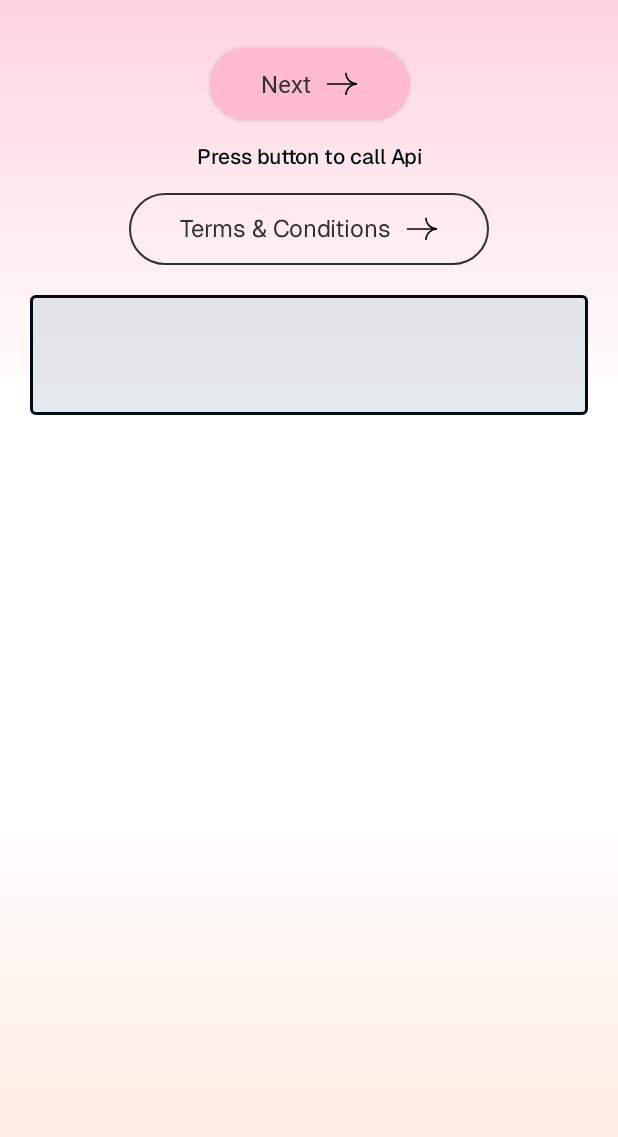
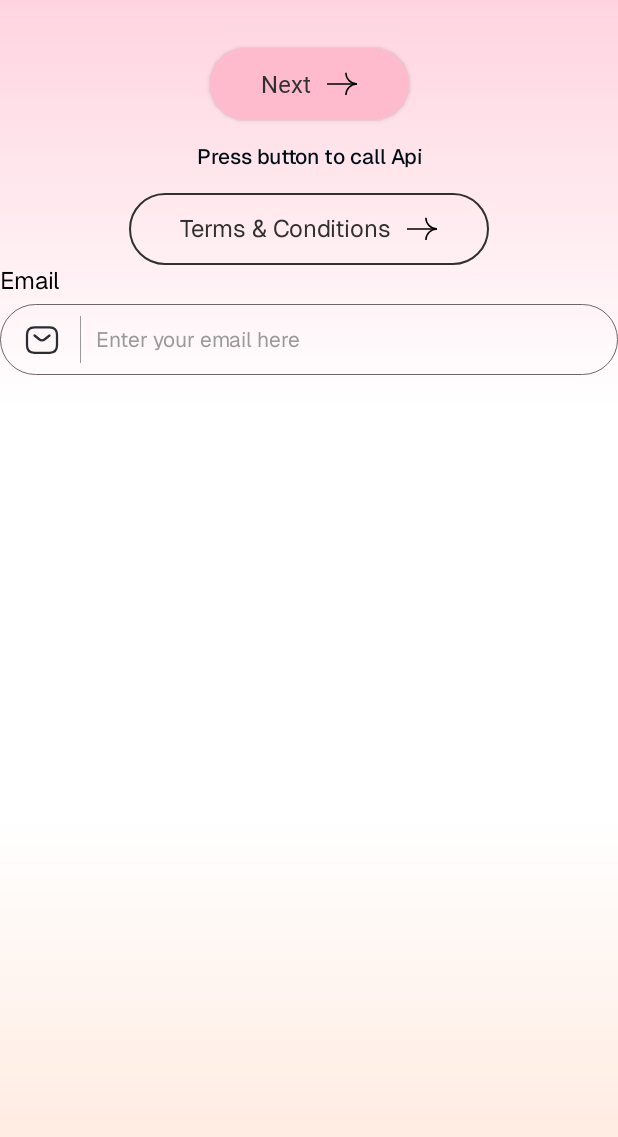
Before and after one commit to AD0608/Basal-Body, an Android app built with Jetpack Compose: the screen it shows after launch (HomeActivity), on a phone screen of 412 x 824 dp. Shown: the top 1137 px of the screen. Run offline under Robolectric (Android 15) with nearby library versions, the phone set to English and light mode, and no system bars; our stand-ins replace Dagger/Hilt's generated code; Roboto replaces fonts that are not available here; 3 statements that could not run were skipped.

Commit message:
Added text field

```diff
--- /dev/null
+++ b/app/src/main/java/com/basalbody/app/utils/BasalTextField.kt
@@ -0,0 +1,135 @@
+package com.basalbody.app.utils
+
+import android.content.Context
+import android.text.InputFilter
+import android.text.method.HideReturnsTransformationMethod
+import android.text.method.PasswordTransformationMethod
+import android.util.AttributeSet
+import android.view.LayoutInflater
+import android.view.View
+import android.widget.EditText
+import androidx.appcompat.widget.AppCompatEditText
+import androidx.appcompat.widget.AppCompatImageView
+import androidx.constraintlayout.widget.ConstraintLayout
+import androidx.core.content.ContextCompat
+import com.basalbody.app.R
+import com.basalbody.app.extensions.changeText
+import com.basalbody.app.extensions.onNoSafeClick
+import com.basalbody.app.extensions.setEndIconInsetDrawable
+import com.google.android.material.textfield.TextInputLayout
+
+class BasalTextField @JvmOverloads constructor(
+    context: Context,
+    attrs: AttributeSet? = null,
+    defStyleAttr: Int = 0
+) : ConstraintLayout(context, attrs, defStyleAttr) {
+    private val labelText : BasalTextView
+    private val startDrawableImage : AppCompatImageView
+    private val endDrawableImage : AppCompatImageView
+    private val editText : AppCompatEditText
+    private var isPassword = true
+
+    init {
+        LayoutInflater.from(context).inflate(R.layout.basal_text_field, this, true)
+
+        labelText = findViewById(R.id.tvLabel)
+        startDrawableImage = findViewById(R.id.imgStartDrawable)
+        endDrawableImage = findViewById(R.id.imgEndDrawable)
+        editText = findViewById(R.id.edtField)
+
+        val a = context.obtainStyledAttributes(
+            attrs,
+            R.styleable.BasalTextField
+        )
+        val inputType = a.getInteger(R.styleable.BasalTextField_btf_inputType, 0x00000001)
+        val imeOptions = a.getInteger(R.styleable.BasalTextField_btf_imeOptions, 0x00000005)
+        val maxLines = a.getInteger(R.styleable.BasalTextField_btf_maxLines, 1)
+        val minLines = a.getInteger(R.styleable.BasalTextField_btf_minLines, 1)
+        val lines = a.getInteger(R.styleable.BasalTextField_btf_lines, 1)
+        val maxLength = a.getInteger(R.styleable.BasalTextField_btf_maxLength, 50)
+        val singleLine = a.getBoolean(R.styleable.BasalTextField_btf_singleLine, true)
+        val lineSpacing = a.getFloat(R.styleable.BasalTextField_btf_lineSpacingExtra, 2f)
+        val label = a.getString(R.styleable.BasalTextField_btf_labelText)
+        val digits = a.getString(R.styleable.BasalTextField_btf_digits)
+        val drawableEnd = a.getResourceId(R.styleable.BasalTextField_btf_drawableEnd, 0)
+        val drawableStart = a.getResourceId(R.styleable.BasalTextField_btf_drawableStart, 0)
+        val isPasswordField = a.getBoolean(R.styleable.BasalTextField_btf_isPassword, false)
+        val fieldHint = a.getString(R.styleable.BasalTextField_btf_hint)
+
+        labelText.changeText(label ?: "")
+        editText.apply {
+            this.inputType = inputType
+            this.imeOptions = imeOptions
+            this.maxLines = maxLines
+            this.minLines = minLines
+            this.hint = fieldHint
+            this.setLines(lines)
+            this.setLineSpacing(lineSpacing, 1F)
+            this.filters = arrayOf(InputFilter.LengthFilter(maxLength))
+            this.isSingleLine = singleLine
+            val digitsFilter = if (!digits.isNullOrEmpty()) {
+                InputFilter { source, _, _, _, _, _ ->
+                    val regex = digits.toRegex()
+                    if (source.toString().matches(regex)) {
+                        null
+                    } else {
+                        ""
+                    }
+                }
+            } else {
+                null
+            }
+            if (digitsFilter != null) {
+                this.filters = arrayOf(digitsFilter, InputFilter.LengthFilter(maxLength))
+            }
+        }
+        if (drawableEnd != 0) {
+            endDrawableImage.setImageDrawable(ContextCompat.getDrawable(context, drawableEnd))
+        }
+        if (drawableStart != 0) {
+            startDrawableImage.setImageDrawable(ContextCompat.getDrawable(context, drawableStart))
+        }
+
+
+        if (isPasswordField) {
+            endDrawableImage.setImageDrawable(ContextCompat.getDrawable(context, R.drawable.ic_password_eye_close))
+        }
+
+        endDrawableImage onNoSafeClick {
+            if (editText.text?.isNotEmpty() == true) {
+                if (isPassword) {
+                    endDrawableImage.setImageDrawable(ContextCompat.getDrawable(context, R.drawable.ic_password_eye_close))
+                    isPassword = false
+                    editText?.transformationMethod =
+                        HideReturnsTransformationMethod.getInstance()
+                    editText.setSelection(editText.text!!.length)
+                } else {
+                    endDrawableImage.setImageDrawable(ContextCompat.getDrawable(context, R.drawable.ic_open_eye))
+                    isPassword = true
+                    editText?.transformationMethod =
+                        CustomPasswordTransformation()
+                    editText.setSelection(editText.text!!.length)
+                }
+            }
+        }
+    }
+}
+
+class CustomPasswordTransformation : PasswordTransformationMethod() {
+    override fun getTransformation(source: CharSequence, view: View?): CharSequence {
+        return StarPasswordCharSequence(source)
+    }
+
+    private class StarPasswordCharSequence(private val source: CharSequence) : CharSequence {
+        override val length: Int
+            get() = source.length
+
+        override fun get(index: Int): Char {
+            return '*' // Replace dot with star
+        }
+
+        override fun subSequence(startIndex: Int, endIndex: Int): CharSequence {
+            return StarPasswordCharSequence(source.subSequence(startIndex, endIndex))
+        }
+    }
+}
--- /dev/null
+++ b/app/src/main/res/drawable/bg_app_text_field.xml
@@ -0,0 +1,6 @@
+<?xml version="1.0" encoding="utf-8"?>
+<shape android:shape="rectangle" xmlns:android="http://schemas.android.com/apk/res/android">
+    <stroke android:color="@color/color_bg_edittext"
+        android:width="0.5dp"/>
+    <corners android:radius="@dimen/dp_100"/>
+</shape>
--- a/app/src/main/res/drawable/bg_purple_20.xml
+++ b/app/src/main/res/drawable/bg_purple_20.xml
@@ -1,6 +1,6 @@
 <?xml version="1.0" encoding="utf-8"?>
 <shape xmlns:android="http://schemas.android.com/apk/res/android"
     android:shape="rectangle">
-    <solid android:color="@color/color_bg_custom_border_edittext" />
+    <solid android:color="@color/color_bg_custom_edittext" />
     <corners android:radius="@dimen/dp_20" />
 </shape>
--- /dev/null
+++ b/app/src/main/res/drawable/ic_email.xml
@@ -0,0 +1,20 @@
+<vector xmlns:android="http://schemas.android.com/apk/res/android"
+    android:width="24dp"
+    android:height="24dp"
+    android:viewportWidth="24"
+    android:viewportHeight="24">
+  <path
+      android:pathData="M17,20.5H7C4,20.5 2,19 2,15.5V8.5C2,5 4,3.5 7,3.5H17C20,3.5 22,5 22,8.5V15.5C22,19 20,20.5 17,20.5Z"
+      android:strokeLineJoin="round"
+      android:strokeWidth="1.5"
+      android:fillColor="#00000000"
+      android:strokeColor="#292D32"
+      android:strokeLineCap="round"/>
+  <path
+      android:pathData="M17,9L13.87,11.5C12.84,12.32 11.15,12.32 10.12,11.5L7,9"
+      android:strokeLineJoin="round"
+      android:strokeWidth="1.5"
+      android:fillColor="#00000000"
+      android:strokeColor="#292D32"
+      android:strokeLineCap="round"/>
+</vector>
--- a/app/src/main/res/drawable/ic_password_eye_close.xml
+++ b/app/src/main/res/drawable/ic_password_eye_close.xml
@@ -1,26 +1,48 @@
 <vector xmlns:android="http://schemas.android.com/apk/res/android"
-    android:width="20dp"
-    android:height="20dp"
+    android:width="24dp"
+    android:height="24dp"
     android:viewportWidth="24"
     android:viewportHeight="24">
   <path
-      android:pathData="M19.439,15.439C20.364,14.521 21.077,13.609 21.544,12.955C21.848,12.529 22,12.316 22,12C22,11.684 21.848,11.471 21.544,11.045C20.178,9.129 16.689,5 12,5C11.092,5 10.229,5.155 9.418,5.418M6.747,6.747C4.731,8.107 3.242,9.943 2.456,11.045C2.152,11.471 2,11.684 2,12C2,12.316 2.152,12.529 2.456,12.955C3.822,14.871 7.311,19 12,19C13.991,19 15.765,18.256 17.253,17.253"
+      android:pathData="M14.53,9.47L9.47,14.53C8.82,13.88 8.42,12.99 8.42,12C8.42,10.02 10.02,8.42 12,8.42C12.99,8.42 13.88,8.82 14.53,9.47Z"
       android:strokeLineJoin="round"
       android:strokeWidth="1.5"
       android:fillColor="#00000000"
-      android:strokeColor="#010D15"
+      android:strokeColor="#292D32"
       android:strokeLineCap="round"/>
   <path
-      android:pathData="M9.858,10C9.328,10.53 9,11.262 9,12.071C9,13.689 10.311,15 11.929,15C12.738,15 13.47,14.672 14,14.142"
-      android:strokeWidth="1.5"
-      android:fillColor="#00000000"
-      android:strokeColor="#EF5C0A"
-      android:strokeLineCap="round"/>
-  <path
-      android:pathData="M3,3L21,21"
+      android:pathData="M17.82,5.77C16.07,4.45 14.07,3.73 12,3.73C8.47,3.73 5.18,5.81 2.89,9.41C1.99,10.82 1.99,13.19 2.89,14.6C3.68,15.84 4.6,16.91 5.6,17.77"
       android:strokeLineJoin="round"
       android:strokeWidth="1.5"
       android:fillColor="#00000000"
-      android:strokeColor="#EF5C0A"
+      android:strokeColor="#292D32"
+      android:strokeLineCap="round"/>
+  <path
+      android:pathData="M8.42,19.53C9.56,20.01 10.77,20.27 12,20.27C15.53,20.27 18.82,18.19 21.11,14.59C22.01,13.18 22.01,10.81 21.11,9.4C20.78,8.88 20.42,8.39 20.05,7.93"
+      android:strokeLineJoin="round"
+      android:strokeWidth="1.5"
+      android:fillColor="#00000000"
+      android:strokeColor="#292D32"
+      android:strokeLineCap="round"/>
+  <path
+      android:pathData="M15.51,12.7C15.25,14.11 14.1,15.26 12.69,15.52"
+      android:strokeLineJoin="round"
+      android:strokeWidth="1.5"
+      android:fillColor="#00000000"
+      android:strokeColor="#292D32"
+      android:strokeLineCap="round"/>
+  <path
+      android:pathData="M9.47,14.53L2,22"
+      android:strokeLineJoin="round"
+      android:strokeWidth="1.5"
+      android:fillColor="#00000000"
+      android:strokeColor="#292D32"
+      android:strokeLineCap="round"/>
+  <path
+      android:pathData="M22,2L14.53,9.47"
+      android:strokeLineJoin="round"
+      android:strokeWidth="1.5"
+      android:fillColor="#00000000"
+      android:strokeColor="#292D32"
       android:strokeLineCap="round"/>
 </vector>
--- a/app/src/main/res/layout/activity_home.xml
+++ b/app/src/main/res/layout/activity_home.xml
@@ -43,12 +43,17 @@
         app:layout_constraintStart_toStartOf="parent"
         app:layout_constraintTop_toBottomOf="@+id/tvApiResponse" />
 
-    <com.basalbody.app.utils.BasalTextInputLayout
+    <com.basalbody.app.utils.BasalTextField
         android:layout_width="0dp"
         android:layout_height="wrap_content"
         app:layout_constraintTop_toBottomOf="@id/btnTermCondition"
         app:layout_constraintStart_toStartOf="parent"
         app:layout_constraintEnd_toEndOf="parent"
-        android:layout_marginHorizontal="@dimen/dp_20"/>
+        app:btf_drawableStart="@drawable/ic_email"
+        app:btf_labelText="Email"
+        app:btf_inputType="textEmailAddress"
+        app:btf_imeOptions="actionSearch"
+        app:btf_hint="Enter your email here"
+        />
 
 </androidx.constraintlayout.widget.ConstraintLayout>
--- /dev/null
+++ b/app/src/main/res/layout/basal_text_field.xml
@@ -0,0 +1,84 @@
+<?xml version="1.0" encoding="utf-8"?>
+<androidx.constraintlayout.widget.ConstraintLayout xmlns:android="http://schemas.android.com/apk/res/android"
+    xmlns:app="http://schemas.android.com/apk/res-auto"
+    xmlns:tools="http://schemas.android.com/tools"
+    android:layout_width="match_parent"
+    android:layout_height="wrap_content">
+
+    <com.basalbody.app.utils.BasalTextView
+        android:id="@+id/tvLabel"
+        android:layout_width="0dp"
+        android:layout_height="wrap_content"
+        android:textColor="@color/black"
+        android:textSize="@dimen/sp_16"
+        app:layout_constraintEnd_toEndOf="parent"
+        app:layout_constraintStart_toStartOf="parent"
+        app:layout_constraintTop_toTopOf="parent"
+        app:textStyle="normal"
+        tools:text="Email" />
+
+    <androidx.constraintlayout.widget.ConstraintLayout
+        android:layout_width="0dp"
+        android:layout_height="wrap_content"
+        android:background="@drawable/bg_app_text_field"
+        android:paddingVertical="@dimen/dp_8"
+        android:layout_marginTop="@dimen/dp_5"
+        app:layout_constraintBottom_toBottomOf="parent"
+        app:layout_constraintEnd_toEndOf="parent"
+        app:layout_constraintStart_toStartOf="parent"
+        app:layout_constraintTop_toBottomOf="@id/tvLabel">
+
+        <androidx.appcompat.widget.AppCompatImageView
+            android:id="@+id/imgStartDrawable"
+            android:layout_width="@dimen/dp_24"
+            android:layout_height="@dimen/dp_24"
+            android:layout_marginStart="@dimen/dp_16"
+            app:layout_constraintBottom_toBottomOf="parent"
+            app:layout_constraintStart_toStartOf="parent"
+            app:layout_constraintTop_toTopOf="parent"
+            tools:src="@tools:sample/avatars" />
+
+        <View
+            android:id="@+id/divider"
+            android:layout_width="0.5dp"
+            android:layout_height="0dp"
+            android:layout_marginStart="@dimen/dp_13"
+            android:background="@color/colorDivider"
+            app:layout_constraintBottom_toBottomOf="parent"
+            app:layout_constraintStart_toEndOf="@id/imgStartDrawable"
+            app:layout_constraintTop_toTopOf="parent" />
+
+        <androidx.appcompat.widget.AppCompatEditText
+            android:id="@+id/edtField"
+            android:layout_width="0dp"
+            android:layout_height="wrap_content"
+            android:layout_marginHorizontal="@dimen/dp_10"
+            android:background="@color/transparent"
+            android:fontFamily="@font/geist_regular"
+            android:maxLines="1"
+            android:paddingVertical="@dimen/dp_6"
+            android:textColorHint="@color/color_edittext_hint"
+            android:textColor="@color/color_edittext_text"
+            android:textSize="@dimen/sp_14"
+            app:layout_constraintBottom_toBottomOf="parent"
+            app:layout_constraintEnd_toStartOf="@id/imgEndDrawable"
+            app:layout_constraintStart_toEndOf="@id/divider"
+            app:layout_constraintTop_toTopOf="parent"
+            tools:hint="Enter your email here"
+            tools:ignore="Autofill,LabelFor,TextFields" />
+
+        <androidx.appcompat.widget.AppCompatImageView
+            android:id="@+id/imgEndDrawable"
+            android:layout_width="@dimen/dp_24"
+            android:layout_height="@dimen/dp_24"
+            android:layout_marginStart="@dimen/dp_16"
+            android:visibility="gone"
+            app:layout_constraintBottom_toBottomOf="parent"
+            app:layout_constraintEnd_toEndOf="parent"
+            android:layout_marginEnd="@dimen/dp_15"
+            app:layout_constraintTop_toTopOf="parent"
+            tools:src="@tools:sample/avatars" />
+
+    </androidx.constraintlayout.widget.ConstraintLayout>
+
+</androidx.constraintlayout.widget.ConstraintLayout>
--- a/app/src/main/res/values/colors.xml
+++ b/app/src/main/res/values/colors.xml
@@ -5,6 +5,10 @@
     <color name="red">#EB4755</color>
     <color name="colorPrimary">#FFBBCE</color>
     <color name="colorButtonText">#303030</color>
+    <color name="color_bg_edittext">#716569</color>
+    <color name="colorDivider">#9A9A9A</color>
+    <color name="color_edittext_hint">#9A9A9A</color>
+    <color name="color_edittext_text">#000000</color>
 
 
 
@@ -14,11 +18,7 @@
     <color name="textColor">#010D15</color>
     <color name="textColorGray">#6601021B</color>
     <color name="transparent">#00000000</color>
-    <color name="colorDivider">#D0DAE2</color>
     <color name="color_bg_custom_edittext">#99D0DAE2</color>
-    <color name="color_bg_custom_border_edittext">#010D15</color>
-    <color name="color_edittext_hint">#6601021B</color>
-    <color name="color_edittext_text">#01021B</color>
     <color name="color_edittext_label">#EF5C0A</color>
     <color name="color_peach_extra_light">#fff8f6</color>
     <color name="colorSecondary3_op40">#66D0DAE2</color>
```
Also changed, not shown: app/src/main/java/com/basalbody/app/utils/BasalTextInputLayout.kt (+4 -23 lines), app/src/main/res/drawable/ic_password_lock.xml (added, +27 -0 lines), app/src/main/res/values/attrs.xml (+66 -1 lines).
